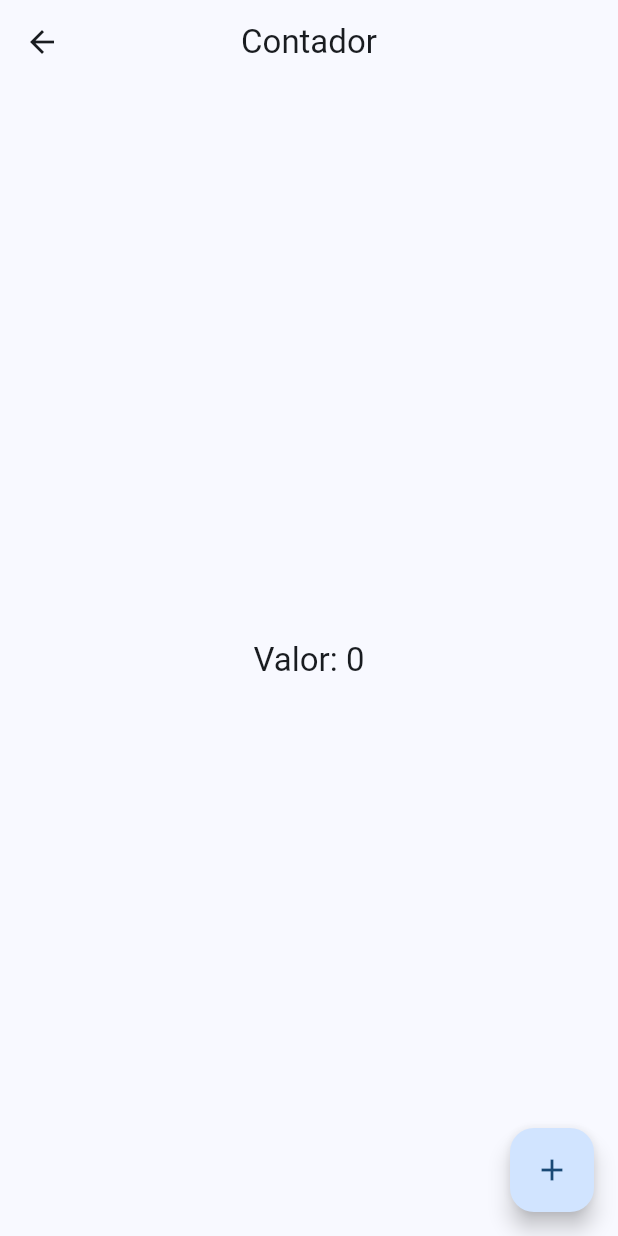
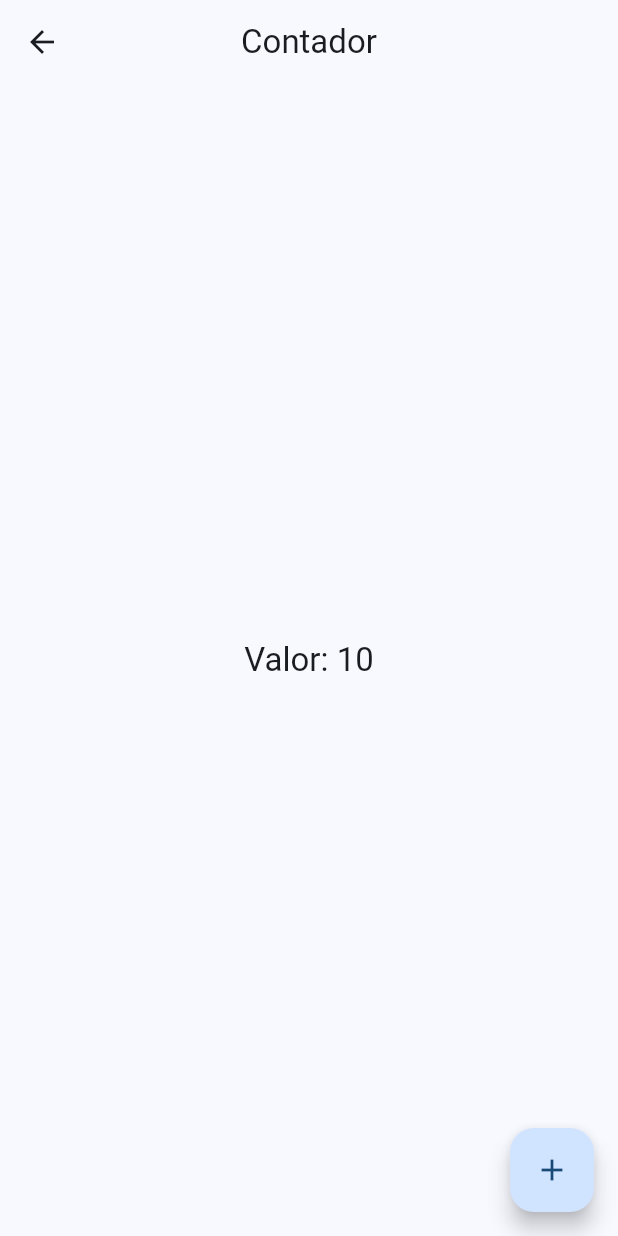
Before and after one commit to avazquezm/flutter_widgets_app, a Flutter app: the screen it shows after launch, after a tap on "Contador Riverpod", on a phone screen of 412 x 824 dp. Run offline on Flutter 3.47's test engine with Material 3 defaults, Android fonts, the phone set to English and light mode, and no system bars; our stand-ins replace animate_do, flutter_riverpod, go_router.

Commit message:
Update dependencies and add Riverpod for state management

```diff
--- a/lib/main.dart
+++ b/lib/main.dart
@@ -1,9 +1,14 @@
 import 'package:flutter/material.dart';
+import 'package:flutter_riverpod/flutter_riverpod.dart';
 import 'package:widgets_app/config/router/app_router.dart';
 import 'package:widgets_app/config/theme/app_theme.dart';
 
 void main() {
-  runApp(const MainApp());
+  runApp(
+    const ProviderScope(
+      child: MainApp(),
+    ),
+  );
 }
 
 class MainApp extends StatelessWidget {
--- /dev/null
+++ b/lib/presentation/providers/counter_provider.dart
@@ -0,0 +1,3 @@
+import 'package:flutter_riverpod/flutter_riverpod.dart';
+
+final counterProvider = StateProvider((ref) => 10);
--- a/lib/presentation/screens/counter/counter_screen.dart
+++ b/lib/presentation/screens/counter/counter_screen.dart
@@ -1,18 +1,22 @@
 import 'package:flutter/material.dart';
+import 'package:flutter_riverpod/flutter_riverpod.dart';
+import 'package:widgets_app/presentation/providers/counter_provider.dart';
 
-class CounterScreen extends StatelessWidget {
+class CounterScreen extends ConsumerWidget {
   static const name = 'CounterScreen';
   const CounterScreen({super.key});
 
   @override
-  Widget build(BuildContext context) {
+  Widget build(BuildContext context, WidgetRef ref) {
+    final clickCounter = ref.watch(counterProvider);
+
     return Scaffold(
       appBar: AppBar(
         title: const Text('Contador'),
       ),
       body: Center(
         child: Text(
-          'Valor: 0',
+          'Valor: $clickCounter',
           style: Theme.of(context).textTheme.titleLarge,
         ),
       ),
--- a/pubspec.yaml
+++ b/pubspec.yaml
@@ -10,10 +10,11 @@ dependencies:
   animate_do: ^3.3.3
   flutter:
     sdk: flutter
+  flutter_riverpod: ^2.4.10
   go_router: ^13.2.0
 
 dev_dependencies:
-  flutter_lints: ^2.0.0
+  flutter_lints: ^3.0.1
   flutter_test:
     sdk: flutter
 
```
Also changed, not shown: pubspec.lock.
